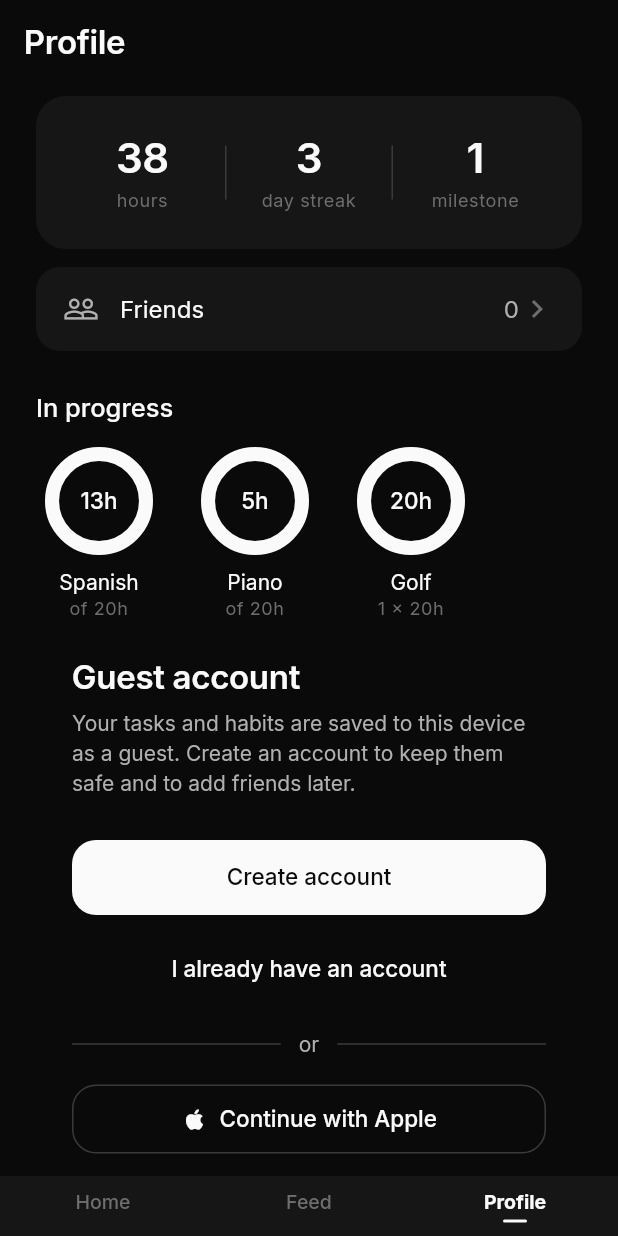
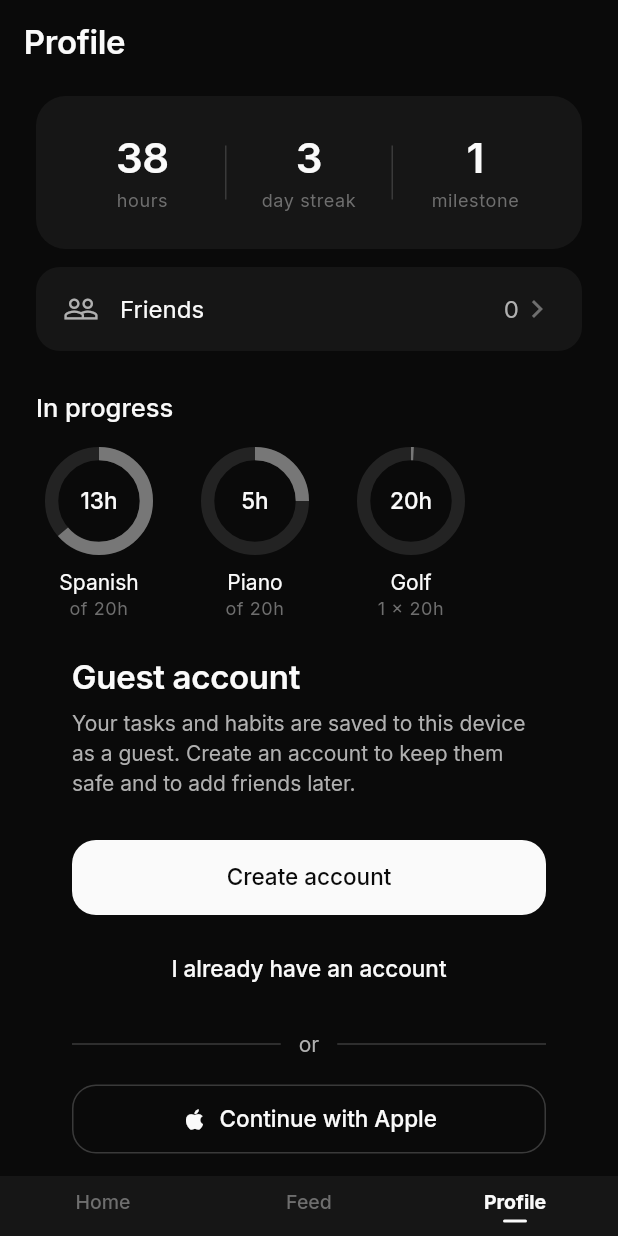
Before and after one commit to KTApps/SONDR_V1, a Flutter app: the screen it shows after launch, item 3 of the bottom bar chosen, on a phone screen of 412 x 824 dp. Run offline on Flutter 3.47's test engine with Material 3 defaults, Android fonts, the phone set to English and light mode, and no system bars; our stand-ins replace cloud_firestore, firebase_auth, firebase_core, firebase_storage, flutter_riverpod, image_picker and 1 more; accounts and stored records are empty; network calls fail.

Commit message:
[Sondr/Flutter] Ring consistency: profile tasks use a true progress arc
Add a ProgressRing component — a single-value greyscale arc (#777777
filled to `progress`, #232323 remainder, no slits) with a size-proportional
stroke (7/57 of the box), in the same ring family as the main dial.

Profile's tasks-in-progress switch from MiniRing to ProgressRing. MiniRing
drew a lone segment that always filled 360°, so milestone progress wasn't
actually shown; the arc now reflects real progress toward the active 20h
milestone (e.g. ~7h/20h ≈ 35% filled). Centre "Nh" figure unchanged.

ProgressRing will also back the single completed-milestone ring on feed
posts (ring consistency #4, next).

Co-Authored-By: Claude Opus 4.8 <noreply@anthropic.com>

```diff
--- a/lib/features/profile/profile_screen.dart
+++ b/lib/features/profile/profile_screen.dart
@@ -2,7 +2,7 @@ import 'package:flutter/material.dart';
 import 'package:flutter_riverpod/flutter_riverpod.dart';
 
 import '../../core/theme/greyscale_tokens.dart';
-import '../../shared/ring/mini_ring.dart';
+import '../../shared/ring/progress_ring.dart';
 import '../auth/account_screen.dart';
 import '../friends/friends_repository.dart';
 import '../friends/friends_screen.dart';
@@ -250,10 +250,10 @@ class _TaskTile extends StatelessWidget {
       child: Column(
         mainAxisSize: MainAxisSize.min,
         children: [
-          MiniRing(
+          ProgressRing(
             size: 72,
-            segments: [task.milestoneProgress],
-            child: Text(
+            progress: task.milestoneProgress,
+            center: Text(
               '${hours}h',
               style: theme.textTheme.labelLarge
                   ?.copyWith(color: tokens.textPrimary),
--- /dev/null
+++ b/lib/shared/ring/progress_ring.dart
@@ -0,0 +1,102 @@
+import 'dart:math' as math;
+
+import 'package:flutter/material.dart';
+
+/// A single-value greyscale progress ring (no segments, no slits): the arc fills
+/// #777777 in proportion to [progress] (0..1) over a #232323 remainder, starting
+/// at 12 o'clock. Used where one value is shown — a task's progress toward its
+/// milestone (profile), and the single completed-milestone ring on feed posts.
+///
+/// The stroke scales with [size] using the same proportional approach as the
+/// mini segmented circles (7/57 of the box), so it sits in the same greyscale
+/// ring family as the main dial. Pass [center] for the centre figure.
+class ProgressRing extends StatelessWidget {
+  const ProgressRing({
+    super.key,
+    required this.progress,
+    this.size = 72,
+    this.center,
+  });
+
+  /// 0..1 — the filled fraction of the ring.
+  final double progress;
+
+  /// Overall diameter of the ring box.
+  final double size;
+
+  /// Centre content (e.g. the "Nh" figure).
+  final Widget? center;
+
+  static const Color _filled = Color(0xFF777777);
+  static const Color _empty = Color(0xFF232323);
+
+  double get _stroke => size * 7 / 57;
+
+  @override
+  Widget build(BuildContext context) {
+    return SizedBox(
+      width: size,
+      height: size,
+      child: Stack(
+        alignment: Alignment.center,
+        children: [
+          CustomPaint(
+            size: Size.square(size),
+            painter: _ProgressRingPainter(
+              progress: progress.clamp(0.0, 1.0),
+              stroke: _stroke,
+              filled: _filled,
+              empty: _empty,
+            ),
+          ),
+          ?center,
+        ],
+      ),
+    );
+  }
+}
+
+class _ProgressRingPainter extends CustomPainter {
+  _ProgressRingPainter({
+    required this.progress,
+    required this.stroke,
+    required this.filled,
+    required this.empty,
+  });
+
+  final double progress;
+  final double stroke;
+  final Color filled;
+  final Color empty;
+
+  static const double _startAngle = -math.pi / 2; // 12 o'clock
+
+  @override
+  void paint(Canvas canvas, Size size) {
+    final center = Offset(size.width / 2, size.height / 2);
+    final radius = size.shortestSide / 2 - stroke / 2;
+    final rect = Rect.fromCircle(center: center, radius: radius);
+    final paint = Paint()
+      ..style = PaintingStyle.stroke
+      ..strokeCap = StrokeCap.butt
+      ..strokeWidth = stroke;
+
+    // Remainder: the full ring in the empty tone underneath.
+    paint.color = empty;
+    canvas.drawArc(rect, _startAngle, 2 * math.pi, false, paint);
+
+    // Filled arc: the progress portion on top.
+    if (progress > 0) {
+      paint.color = filled;
+      canvas.drawArc(rect, _startAngle, progress * 2 * math.pi, false, paint);
+    }
+  }
+
+  @override
+  bool shouldRepaint(_ProgressRingPainter old) {
+    return old.progress != progress ||
+        old.stroke != stroke ||
+        old.filled != filled ||
+        old.empty != empty;
+  }
+}
```
